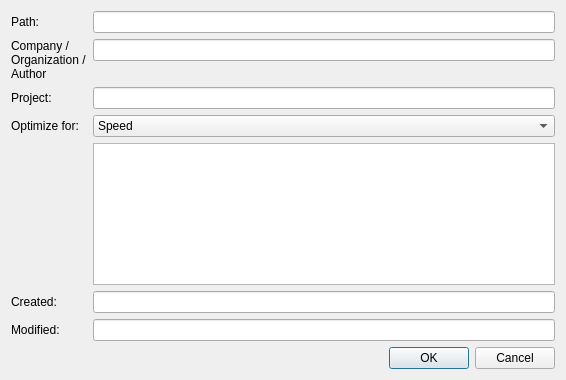
Old version of the form src/bp/Tools/IDE/ui/module-properties.ui in the repository akyoto/flua.
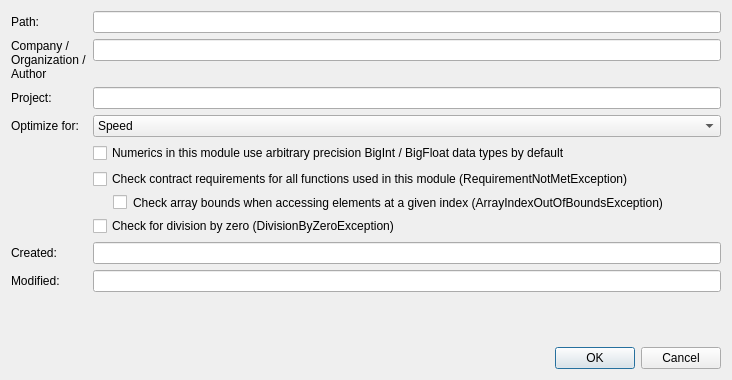
New version of the form.

Patch:
```diff
--- a/src/bp/Tools/IDE/ui/module-properties.ui
+++ b/src/bp/Tools/IDE/ui/module-properties.ui
@@ -6,7 +6,7 @@
    <rect>
     <x>0</x>
     <y>0</y>
-    <width>566</width>
+    <width>732</width>
     <height>380</height>
    </rect>
   </property>
@@ -101,43 +101,66 @@
        </item>
       </widget>
      </item>
-     <item row="7" column="0">
-      <widget class="QLabel" name="label_7">
-       <property name="text">
-        <string/>
-       </property>
-      </widget>
-     </item>
-     <item row="10" column="0">
-      <widget class="QLabel" name="label_4">
-       <property name="text">
-        <string>Modified:</string>
-       </property>
-      </widget>
-     </item>
-     <item row="9" column="0">
+     <item row="11" column="0">
       <widget class="QLabel" name="label_3">
        <property name="text">
         <string>Created:</string>
        </property>
       </widget>
      </item>
-     <item row="7" column="1">
-      <widget class="QPlainTextEdit" name="optimizeForExplanation">
-       <property name="undoRedoEnabled">
-        <bool>false</bool>
-       </property>
-       <property name="readOnly">
-        <bool>true</bool>
-       </property>
-      </widget>
-     </item>
-     <item row="9" column="1">
+     <item row="11" column="1">
       <widget class="QLineEdit" name="dateCreated"/>
      </item>
-     <item row="10" column="1">
+     <item row="12" column="0">
+      <widget class="QLabel" name="label_4">
+       <property name="text">
+        <string>Modified:</string>
+       </property>
+      </widget>
+     </item>
+     <item row="12" column="1">
       <widget class="QLineEdit" name="dateModified"/>
      </item>
+     <item row="9" column="1">
+      <widget class="QCheckBox" name="useArrayRequirements">
+       <property name="whatsThis">
+        <string>check-array-requirements</string>
+       </property>
+       <property name="styleSheet">
+        <string notr="true">padding-left: 20px;</string>
+       </property>
+       <property name="text">
+        <string>Check array bounds when accessing elements at a given index (ArrayIndexOutOfBoundsException)</string>
+       </property>
+      </widget>
+     </item>
+     <item row="7" column="1">
+      <widget class="QCheckBox" name="useBigInt">
+       <property name="whatsThis">
+        <string notr="true">use-arbitrary-precision</string>
+       </property>
+       <property name="text">
+        <string>Numerics in this module use arbitrary precision BigInt / BigFloat data types by default</string>
+       </property>
+      </widget>
+     </item>
+     <item row="10" column="1">
+      <widget class="QCheckBox" name="useDivisionByZeroCheck">
+       <property name="text">
+        <string>Check for division by zero (DivisionByZeroException)</string>
+       </property>
+      </widget>
+     </item>
+     <item row="8" column="1">
+      <widget class="QCheckBox" name="useRequirements">
+       <property name="whatsThis">
+        <string notr="true">check-requirements</string>
+       </property>
+       <property name="text">
+        <string>Check contract requirements for all functions used in this module (RequirementNotMetException)</string>
+       </property>
+      </widget>
+     </item>
     </layout>
    </item>
    <item>
```
